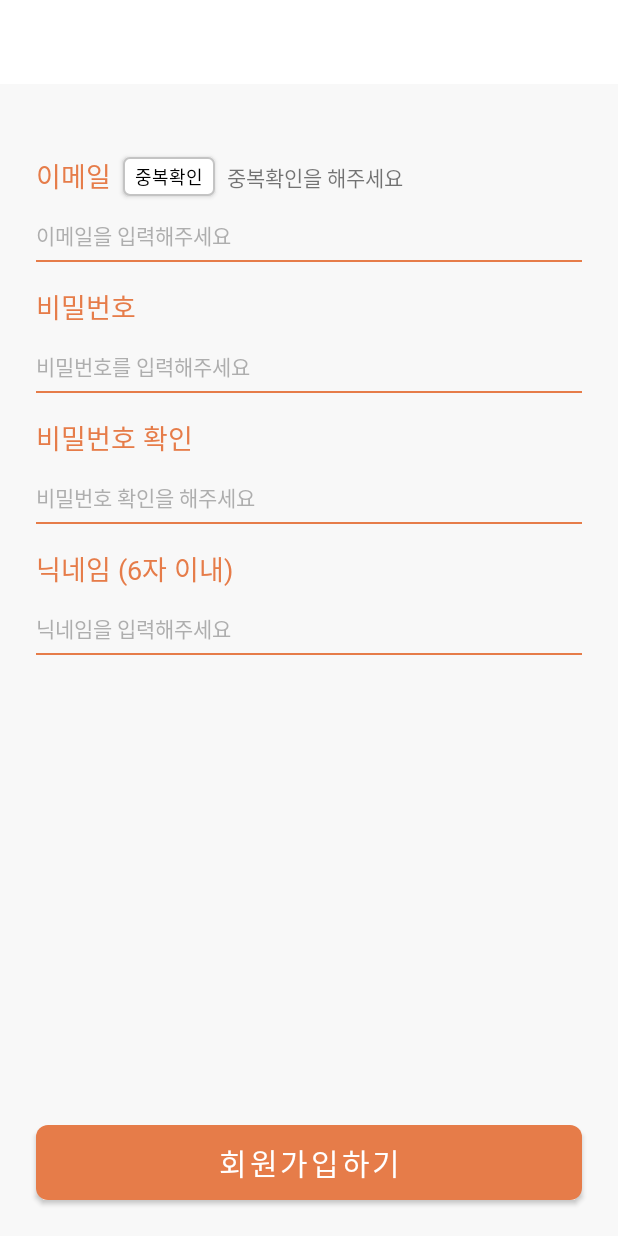
After one commit to team-damda/Damda-Android, an Android app: the SignUpActivity screen opened directly, with no data from a screen before it, on a phone screen of 412 x 824 dp. The commit adds this screen. Run offline under Robolectric (Android 15) with nearby library versions, the phone set to English and light mode, and no system bars.

Commit message:
[Feature/sign] 로그인, 회원가입 XML 구현 - 수연 (#1)
* build: Dependencies 버전 업데이트

* chore: Logo, Back Drawable 추가

* feat: SignIn/Up XML 관련 colors, strings 추가

* feat: SignIn/Up XML 관련 themes, style 추가

- NoActionBar로 변경
- PrimaryColor, StatusBar 컬러 변경 (dusty_orange)
- TextView, EditText, Button 관련 themes, styles 추가

* feat: SignIn XML 구현 완료

- Button 배경을 위한 bg_button Drawable 생성
- EditText 배경을 위한 bg_edit_text Drawable 생성

* feat: Background Color theme 설정

* feat: SignUp XML 구현 완료

- Button 배경을 위한 bg_check_button Drawable 생성
- Toolbar 재사용을 위한 include_toolbar 생성

* refactor: SignIn XML id 수정

* refactor: SignUp XML id 수정

```diff
--- a/app/src/main/AndroidManifest.xml
+++ b/app/src/main/AndroidManifest.xml
@@ -9,6 +9,8 @@
         android:roundIcon="@mipmap/ic_launcher_round"
         android:supportsRtl="true"
         android:theme="@style/Theme.Damda">
+        <activity android:name=".SignInActivity" />
+        <activity android:name=".SignUpActivity" />
         <activity android:name=".MainActivity">
             <intent-filter>
                 <action android:name="android.intent.action.MAIN" />
--- /dev/null
+++ b/app/src/main/java/com/etwoitwo/damda/SignUpActivity.kt
@@ -0,0 +1,11 @@
+package com.etwoitwo.damda
+
+import androidx.appcompat.app.AppCompatActivity
+import android.os.Bundle
+
+class SignUpActivity : AppCompatActivity() {
+    override fun onCreate(savedInstanceState: Bundle?) {
+        super.onCreate(savedInstanceState)
+        setContentView(R.layout.activity_sign_up)
+    }
+}
--- /dev/null
+++ b/app/src/main/res/drawable/bg_button.xml
@@ -0,0 +1,6 @@
+<?xml version="1.0" encoding="utf-8"?>
+<shape xmlns:android="http://schemas.android.com/apk/res/android"
+    android:shape="rectangle">
+    <solid android:color="#e67c49"/>
+    <corners android:radius="8dp" />
+</shape>
--- /dev/null
+++ b/app/src/main/res/drawable/bg_check_button.xml
@@ -0,0 +1,7 @@
+<?xml version="1.0" encoding="utf-8"?>
+<shape xmlns:android="http://schemas.android.com/apk/res/android"
+    android:shape="rectangle">
+    <solid android:color="#ffffff"/>
+    <stroke android:color="#c4c4c4" android:width="1dp" />
+    <corners android:radius="4dp" />
+</shape>
--- /dev/null
+++ b/app/src/main/res/drawable/bg_edit_text.xml
@@ -0,0 +1,18 @@
+<?xml version="1.0" encoding="utf-8"?>
+<layer-list xmlns:android="http://schemas.android.com/apk/res/android" >
+    <item
+        android:bottom="1dp"
+        android:left="-2dp"
+        android:right="-2dp"
+        android:top="-2dp">
+        <shape android:shape="rectangle" >
+            <stroke
+                android:width="1dp"
+                android:color="#e67c49" />
+
+            <padding
+                android:top="16dp"
+                android:bottom="8dp" />
+        </shape>
+    </item>
+</layer-list>
--- /dev/null
+++ b/app/src/main/res/layout/activity_sign_up.xml
@@ -0,0 +1,162 @@
+<?xml version="1.0" encoding="utf-8"?>
+<androidx.constraintlayout.widget.ConstraintLayout xmlns:android="http://schemas.android.com/apk/res/android"
+    xmlns:app="http://schemas.android.com/apk/res-auto"
+    xmlns:tools="http://schemas.android.com/tools"
+    android:layout_width="match_parent"
+    android:layout_height="match_parent"
+    tools:context=".SignUpActivity">
+
+    <include
+        android:id="@+id/toolbar"
+        layout="@layout/include_toolbar"
+        android:layout_width="0dp"
+        android:layout_height="wrap_content"
+        app:layout_constraintEnd_toEndOf="parent"
+        app:layout_constraintStart_toStartOf="parent"
+        app:layout_constraintTop_toTopOf="parent" />
+
+    <androidx.appcompat.widget.AppCompatButton
+        android:id="@+id/button_check"
+        style="@style/Medium"
+        android:layout_width="wrap_content"
+        android:layout_height="wrap_content"
+        android:layout_marginStart="8dp"
+        android:background="@drawable/bg_check_button"
+        android:minWidth="0dp"
+        android:minHeight="0dp"
+        android:paddingStart="8dp"
+        android:paddingTop="4dp"
+        android:paddingEnd="8dp"
+        android:paddingBottom="4dp"
+        android:text="@string/sign_check"
+        android:textColor="@color/black"
+        android:textSize="12sp"
+        app:layout_constraintBottom_toBottomOf="@+id/textView5"
+        app:layout_constraintStart_toEndOf="@+id/textView5"
+        app:layout_constraintTop_toTopOf="@+id/textView5" />
+
+    <TextView
+        android:id="@+id/textView10"
+        android:layout_width="wrap_content"
+        android:layout_height="wrap_content"
+        android:layout_marginStart="8dp"
+        android:text="@string/sign_check_message_1"
+        app:layout_constraintBottom_toBottomOf="@+id/button_check"
+        app:layout_constraintStart_toEndOf="@+id/button_check"
+        app:layout_constraintTop_toTopOf="@+id/button_check" />
+
+    <TextView
+        android:id="@+id/textView5"
+        android:layout_width="wrap_content"
+        android:layout_height="wrap_content"
+        android:layout_marginStart="24dp"
+        android:layout_marginTop="48dp"
+        android:text="@string/sign_email"
+        style="@style/Bold.EditTextTitleStyle"
+        app:layout_constraintStart_toStartOf="parent"
+        app:layout_constraintTop_toBottomOf="@+id/toolbar" />
+
+    <EditText
+        android:id="@+id/edit_text_email"
+        android:layout_width="0dp"
+        android:layout_height="wrap_content"
+        android:layout_marginStart="24dp"
+        android:layout_marginEnd="24dp"
+        android:inputType="textEmailAddress"
+        android:hint="@string/sign_email_hint"
+        style="@style/EditTextTextStyle"
+        app:layout_constraintEnd_toEndOf="parent"
+        app:layout_constraintStart_toStartOf="parent"
+        app:layout_constraintTop_toBottomOf="@+id/textView5"
+        android:autofillHints="signIn" />
+
+    <TextView
+        android:id="@+id/textView7"
+        android:layout_width="wrap_content"
+        android:layout_height="wrap_content"
+        android:layout_marginStart="24dp"
+        android:layout_marginTop="16dp"
+        android:text="@string/sign_password"
+        style="@style/Bold.EditTextTitleStyle"
+        app:layout_constraintStart_toStartOf="parent"
+        app:layout_constraintTop_toBottomOf="@+id/edit_text_email" />
+
+    <EditText
+        android:id="@+id/edit_text_pwd"
+        android:layout_width="0dp"
+        android:layout_height="wrap_content"
+        android:layout_marginStart="24dp"
+        android:layout_marginEnd="24dp"
+        android:inputType="textPassword"
+        style="@style/EditTextTextStyle"
+        android:hint="@string/sign_password_hint"
+        app:layout_constraintEnd_toEndOf="parent"
+        app:layout_constraintStart_toStartOf="parent"
+        app:layout_constraintTop_toBottomOf="@+id/textView7"
+        android:autofillHints="signUp" />
+
+    <TextView
+        android:id="@+id/textView8"
+        android:layout_width="wrap_content"
+        android:layout_height="wrap_content"
+        android:layout_marginStart="24dp"
+        android:layout_marginTop="16dp"
+        android:text="@string/sign_password_check"
+        style="@style/Bold.EditTextTitleStyle"
+        app:layout_constraintStart_toStartOf="parent"
+        app:layout_constraintTop_toBottomOf="@+id/edit_text_pwd" />
+
+    <EditText
+        android:id="@+id/edit_text_check_pwd"
+        android:layout_width="0dp"
+        android:layout_height="wrap_content"
+        android:layout_marginStart="24dp"
+        android:layout_marginEnd="24dp"
+        android:inputType="textPassword"
+        android:hint="@string/sign_password_check_hint"
+        style="@style/EditTextTextStyle"
+        app:layout_constraintEnd_toEndOf="parent"
+        app:layout_constraintStart_toStartOf="parent"
+        app:layout_constraintTop_toBottomOf="@+id/textView8"
+        android:autofillHints="signUpCheck" />
+
+    <TextView
+        android:id="@+id/textView9"
+        android:layout_width="wrap_content"
+        android:layout_height="wrap_content"
+        android:layout_marginStart="24dp"
+        android:layout_marginTop="16dp"
+        android:text="@string/sign_nickname"
+        style="@style/Bold.EditTextTitleStyle"
+        app:layout_constraintStart_toStartOf="parent"
+        app:layout_constraintTop_toBottomOf="@+id/edit_text_check_pwd" />
+
+    <EditText
+        android:id="@+id/edit_text_nickname"
+        android:layout_width="0dp"
+        android:layout_height="wrap_content"
+        android:layout_marginStart="24dp"
+        android:layout_marginEnd="24dp"
+        android:inputType="textPersonName"
+        android:hint="@string/sign_nickname_hint"
+        style="@style/EditTextTextStyle"
+        app:layout_constraintEnd_toEndOf="parent"
+        app:layout_constraintStart_toStartOf="parent"
+        app:layout_constraintTop_toBottomOf="@+id/textView9"
+        android:autofillHints="nickname" />
+
+    <Button
+        android:id="@+id/button_sign_up"
+        style="@style/Bold.ButtonTextStyle"
+        android:layout_width="0dp"
+        android:layout_height="wrap_content"
+        android:layout_marginStart="24dp"
+        android:layout_marginEnd="24dp"
+        android:layout_marginBottom="24dp"
+        android:background="@drawable/bg_button"
+        android:text="@string/sign_sign_up"
+        app:layout_constraintBottom_toBottomOf="parent"
+        app:layout_constraintEnd_toEndOf="parent"
+        app:layout_constraintStart_toStartOf="parent" />
+
+</androidx.constraintlayout.widget.ConstraintLayout>
--- /dev/null
+++ b/app/src/main/res/layout/include_toolbar.xml
@@ -0,0 +1,8 @@
+<?xml version="1.0" encoding="utf-8"?>
+<androidx.appcompat.widget.Toolbar xmlns:android="http://schemas.android.com/apk/res/android"
+    android:id="@+id/toolbar"
+    android:layout_width="match_parent"
+    android:layout_height="wrap_content"
+    android:background="?attr/colorOnPrimary"
+    android:minHeight="?attr/actionBarSize"
+    android:theme="?attr/actionBarTheme" />
--- a/app/src/main/res/values/colors.xml
+++ b/app/src/main/res/values/colors.xml
@@ -7,4 +7,11 @@
     <color name="teal_700">#FF018786</color>
     <color name="black">#FF000000</color>
     <color name="white">#FFFFFFFF</color>
+
+    <!--  Damda color.  -->
+    <color name="dusty_orange">#e67c49</color>
+    <color name="brownish_grey">#636363</color>
+    <color name="brownish_grey_50">#80636363</color>
+    <color name="warm_grey">#959595</color>
+    <color name="warm_white">#f8f8f8</color>
 </resources>
--- a/app/src/main/res/values/strings.xml
+++ b/app/src/main/res/values/strings.xml
@@ -1,3 +1,22 @@
 <resources>
     <string name="app_name">Damda</string>
+    <!-- TODO: Remove or change this placeholder text -->
+    <string name="hello_blank_fragment">Hello blank fragment</string>
+
+    <!--  Sign string.  -->
+    <string name="sign_email">이메일</string>
+    <string name="sign_password">비밀번호</string>
+    <string name="sign_sign_in">로그인</string>
+    <string name="sign_sign_up">회원가입하기</string>
+    <string name="sign_comment">담다가 처음이신가요?</string>
+    <string name="sign_email_hint">이메일을 입력해주세요</string>
+    <string name="sign_password_hint">비밀번호를 입력해주세요</string>
+    <string name="sign_logo">로고</string>
+    <string name="sign_check">중복확인</string>
+    <string name="sign_check_message_1">중복확인을 해주세요</string>
+    <string name="sign_check_message_2">사용가능한 이메일입니다</string>
+    <string name="sign_password_check">비밀번호 확인</string>
+    <string name="sign_nickname">닉네임 (6자 이내)</string>
+    <string name="sign_password_check_hint">비밀번호 확인을 해주세요</string>
+    <string name="sign_nickname_hint">닉네임을 입력해주세요</string>
 </resources>
--- /dev/null
+++ b/app/src/main/res/values/styles.xml
@@ -0,0 +1,43 @@
+<?xml version="1.0" encoding="utf-8"?>
+<resources>
+    <!--  Font style.  -->
+    <style name="Bold">
+        <item name="fontFamily">@font/noto_sans_kr_bold</item>
+        <item name="android:includeFontPadding">false</item>
+    </style>
+
+    <style name="Medium">
+        <item name="fontFamily">@font/noto_sans_kr_medium</item>
+        <item name="android:includeFontPadding">false</item>
+    </style>
+
+    <style name="Regular">
+        <item name="fontFamily">@font/noto_sans_kr_regular</item>
+        <item name="android:includeFontPadding">false</item>
+    </style>
+
+    <style name="Light">
+        <item name="fontFamily">@font/noto_sans_kr_light</item>
+        <item name="android:includeFontPadding">false</item>
+    </style>
+
+    <!--  EditText style. -->
+    <style name="EditTextTextStyle"
+        parent="Widget.AppCompat.EditText" >
+        <item name="android:textSize">14sp</item>
+        <item name="android:textColor">@color/brownish_grey</item>
+        <item name="fontFamily">@font/noto_sans_kr_medium</item>
+        <item name="android:includeFontPadding">false</item>
+    </style>
+
+    <style name="Bold.EditTextTitleStyle">
+        <item name="android:textSize">18sp</item>
+        <item name="android:textColor">@color/dusty_orange</item>
+    </style>
+
+    <!--  Button style  -->
+    <style name="Bold.ButtonTextStyle">
+        <item name="android:textSize">20sp</item>
+        <item name="android:textColor">@color/white</item>
+    </style>
+</resources>
--- a/app/src/main/res/values/themes.xml
+++ b/app/src/main/res/values/themes.xml
@@ -1,8 +1,8 @@
 <resources xmlns:tools="http://schemas.android.com/tools">
     <!-- Base application theme. -->
-    <style name="Theme.Damda" parent="Theme.MaterialComponents.DayNight.DarkActionBar">
+    <style name="Theme.Damda" parent="Theme.MaterialComponents.DayNight.NoActionBar">
         <!-- Primary brand color. -->
-        <item name="colorPrimary">@color/purple_500</item>
+        <item name="colorPrimary">@color/dusty_orange</item>
         <item name="colorPrimaryVariant">@color/purple_700</item>
         <item name="colorOnPrimary">@color/white</item>
         <!-- Secondary brand color. -->
@@ -10,7 +10,12 @@
         <item name="colorSecondaryVariant">@color/teal_700</item>
         <item name="colorOnSecondary">@color/black</item>
         <!-- Status bar color. -->
-        <item name="android:statusBarColor" tools:targetApi="l">?attr/colorPrimaryVariant</item>
+        <item name="android:statusBarColor" tools:targetApi="l">?attr/colorPrimary</item>
         <!-- Customize your theme here. -->
+        <item name="android:windowBackground">@color/warm_white</item>
+        <!-- EditText theme. -->
+        <item name="android:textColorHint">@color/brownish_grey_50</item>
+        <item name="android:editTextBackground">@drawable/bg_edit_text</item>
+        <item name="editTextStyle">@style/EditTextTextStyle</item>
     </style>
 </resources>
```
Also changed, not shown: app/build.gradle (+7 -7 lines), app/src/main/java/com/etwoitwo/damda/SignInActivity.kt (added, +11 -0 lines), app/src/main/res/drawable/ic_back_24dp.xml (added, +9 -0 lines), app/src/main/res/drawable/logo_sign.xml (added, +47 -0 lines), app/src/main/res/layout/activity_sign_in.xml (added, +105 -0 lines), 1 other file.
